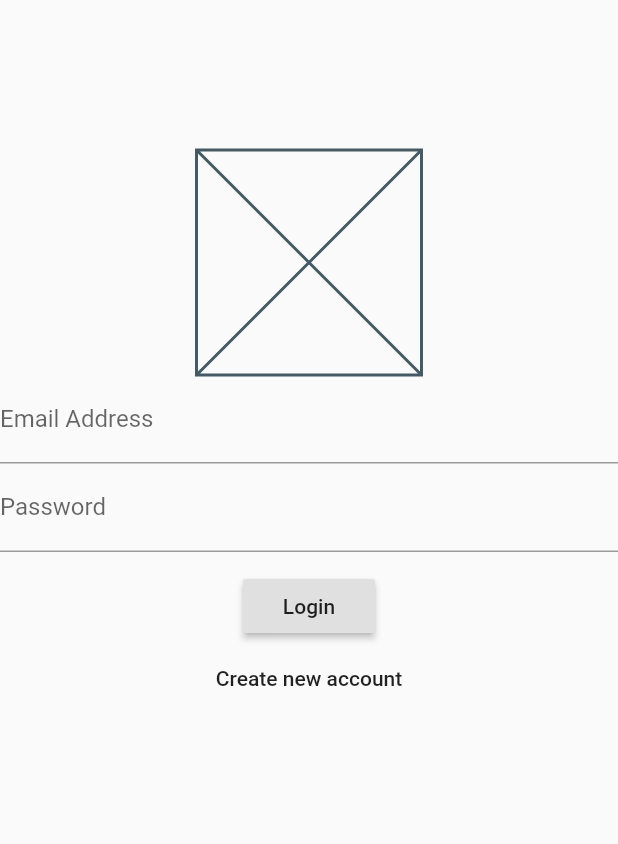
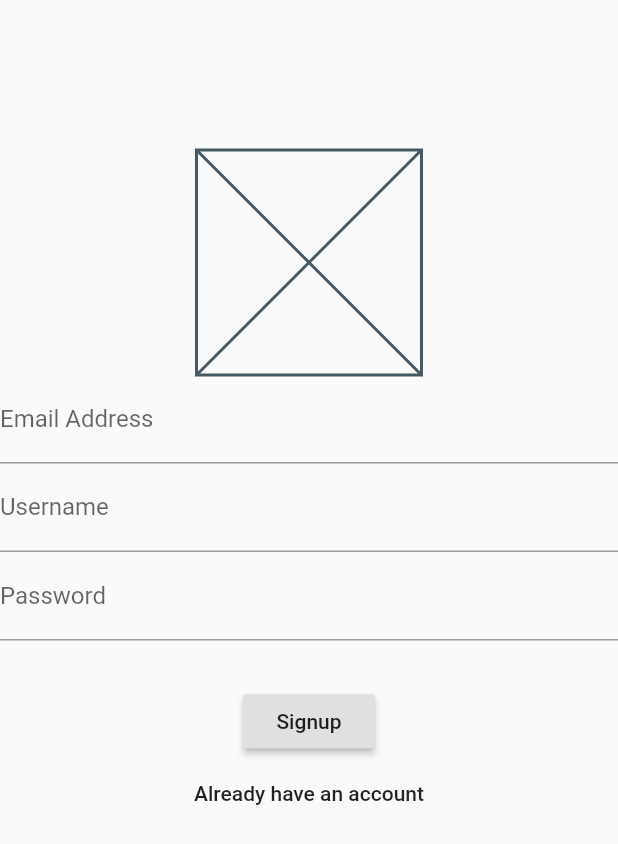
Before and after one commit to MatthieuNadeau96/flutter_messenger, a Flutter app: the screen it shows after launch, on a phone screen of 412 x 824 dp. Shown: the top 844 px of the screen. Run offline on Flutter 3.47's test engine with Material 2 defaults, Android fonts, the phone set to English and light mode, and no system bars; our stand-ins replace cloud_firestore, firebase_auth; accounts and stored records are empty.

Commit message:
Finished implementing user signin, signup and logout

```diff
--- a/lib/main.dart
+++ b/lib/main.dart
@@ -1,3 +1,4 @@
+import 'package:firebase_auth/firebase_auth.dart';
 import 'package:flutter/material.dart';
 import 'package:flutter_messenger/screens/auth_screen.dart';
 import 'package:flutter_messenger/screens/chat_screen.dart';
@@ -11,11 +12,23 @@ class MyApp extends StatelessWidget {
   Widget build(BuildContext context) {
     return MaterialApp(
       title: 'Flutter Demo',
+      debugShowCheckedModeBanner: false,
       theme: ThemeData(
         primarySwatch: Colors.blue,
         visualDensity: VisualDensity.adaptivePlatformDensity,
+        primaryIconTheme: IconThemeData(
+          color: Colors.white,
+        ),
       ),
-      home: AuthScreen(),
+      home: StreamBuilder(
+        stream: FirebaseAuth.instance.onAuthStateChanged,
+        builder: (ctx, userSnapshot) {
+          if (userSnapshot.hasData) {
+            return ChatScreen();
+          }
+          return AuthScreen();
+        },
+      ),
     );
   }
 }
--- a/lib/screens/auth_screen.dart
+++ b/lib/screens/auth_screen.dart
@@ -1,3 +1,4 @@
+import 'package:cloud_firestore/cloud_firestore.dart';
 import 'package:firebase_auth/firebase_auth.dart';
 import 'package:flutter/material.dart';
 import 'package:flutter/services.dart';
@@ -10,15 +11,21 @@ class AuthScreen extends StatefulWidget {
 
 class _AuthScreenState extends State<AuthScreen> {
   final _auth = FirebaseAuth.instance;
+
+  bool _isLoading = false;
+
   void _submitAuthForm(
     String email,
+    String username,
     String password,
-    String username,
     bool isLogin,
     BuildContext ctx,
   ) async {
     AuthResult authResult;
     try {
+      setState(() {
+        _isLoading = true;
+      });
       if (isLogin) {
         authResult = await _auth.signInWithEmailAndPassword(
           email: email,
@@ -29,6 +36,13 @@ class _AuthScreenState extends State<AuthScreen> {
           email: email,
           password: password,
         );
+        Firestore.instance
+            .collection('users')
+            .document(authResult.user.uid)
+            .setData({
+          'username': username,
+          'email': email,
+        });
       }
     } on PlatformException catch (err) {
       var message = 'An error occured, please check credentials';
@@ -43,7 +57,13 @@ class _AuthScreenState extends State<AuthScreen> {
           backgroundColor: Colors.red[800],
         ),
       );
+      setState(() {
+        _isLoading = false;
+      });
     } catch (err) {
+      setState(() {
+        _isLoading = false;
+      });
       print(err);
     }
   }
@@ -51,7 +71,10 @@ class _AuthScreenState extends State<AuthScreen> {
   @override
   Widget build(BuildContext context) {
     return Scaffold(
-      body: AuthForm(_submitAuthForm),
+      body: AuthForm(
+        _submitAuthForm,
+        _isLoading,
+      ),
     );
   }
 }
--- a/lib/widgets/auth_form.dart
+++ b/lib/widgets/auth_form.dart
@@ -1,11 +1,15 @@
 import 'package:flutter/material.dart';
 
 class AuthForm extends StatefulWidget {
-  AuthForm(this.submitFn);
+  AuthForm(
+    this.submitFn,
+    this.isLoading,
+  );
+  final bool isLoading;
   final void Function(
     String email,
+    String username,
     String password,
-    String username,
     bool isLogin,
     BuildContext ctx,
   ) submitFn;
@@ -16,7 +20,7 @@ class AuthForm extends StatefulWidget {
 
 class _AuthFormState extends State<AuthForm> {
   final _formKey = GlobalKey<FormState>();
-  var _isLogin = true;
+  var _isLogin = false;
   String _userEmail = '';
   String _userName = '';
   String _userPassword = '';
@@ -26,14 +30,14 @@ class _AuthFormState extends State<AuthForm> {
     FocusScope.of(context).unfocus();
     if (isValid) {
       _formKey.currentState.save();
-    }
       widget.submitFn(
-      _userEmail,
-      _userName,
-      _userPassword,
+        _userEmail.trim(),
+        _userName.trim(),
+        _userPassword.trim(),
         _isLogin,
         context,
       );
+    }
     // send auth requrest
   }
 
@@ -102,7 +106,9 @@ class _AuthFormState extends State<AuthForm> {
                       _userPassword = value;
                     },
                   ),
-                  SizedBox(height: 12),
+                  SizedBox(height: 30),
+                  if (widget.isLoading) CircularProgressIndicator(),
+                  if (!widget.isLoading)
                     RaisedButton(
                       child: Text(
                         _isLogin ? 'Login' : 'Signup',
@@ -111,6 +117,7 @@ class _AuthFormState extends State<AuthForm> {
                         _trySubmit();
                       },
                     ),
+                  if (!widget.isLoading)
                     FlatButton(
                       child: Text(
                         _isLogin
```
Also changed, not shown: lib/screens/chat_screen.dart (+33 -0 lines). Lines whose indentation alone changed are shown as unchanged.
